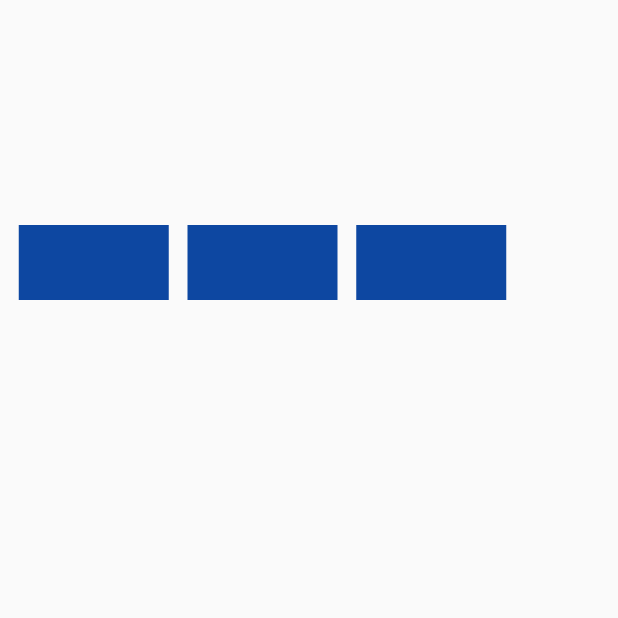
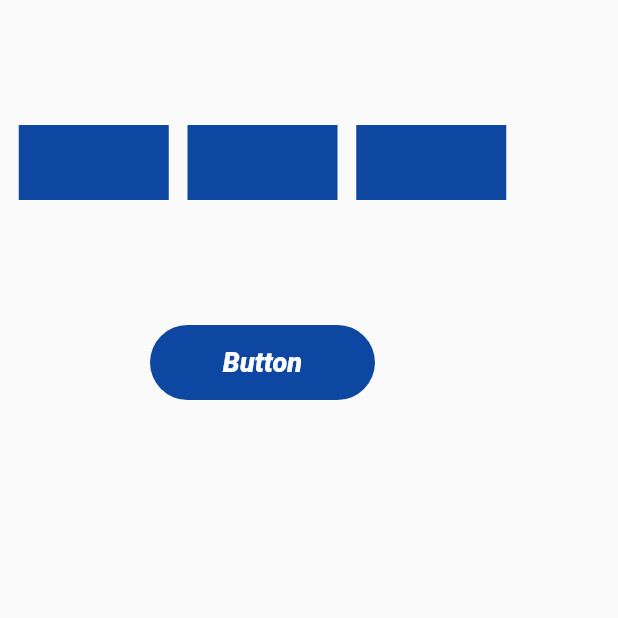
Before and after one commit to solutionflutter/AKCC_Sat_Mon_Wed_Batch_2_flutter_code, a Flutter app: the screen it shows after launch, on a phone screen of 412 x 824 dp, the top half of it. Run offline on Flutter 3.47's test engine with Material 2 defaults, Android fonts, the phone set to English and light mode, and no system bars.

Commit message:
second push

```diff
--- a/lib/trafficbutton.dart
+++ b/lib/trafficbutton.dart
@@ -9,6 +9,7 @@ class TrafficButton extends StatefulWidget {
 }
 
 class _TrafficButtonState extends State<TrafficButton> {
+  int change = 0;
   @override
   Widget build(BuildContext context) {
     return Scaffold(
@@ -25,24 +26,52 @@ class _TrafficButtonState extends State<TrafficButton> {
                   width: 100,
                   height: 50,
                   decoration: BoxDecoration(
-                    color: Colors.blue.shade900,
+                    color: change == 1
+                        ? Colors.red.shade900
+                        : Colors.blue.shade900,
                   ),
                 ),
                 Container(
                   width: 100,
                   height: 50,
                   decoration: BoxDecoration(
-                    color: Colors.blue.shade900,
+                    color: change == 2
+                        ? Colors.yellow.shade900
+                        : Colors.blue.shade900,
                   ),
                 ),
                 Container(
                   width: 100,
                   height: 50,
                   decoration: BoxDecoration(
-                    color: Colors.blue.shade900,
+                    color: change == 3
+                        ? Colors.green.shade900
+                        : Colors.blue.shade900,
                   ),
                 )
               ],
+            ),
+            Container(
+              height: 50,
+              width: 150,
+              decoration: BoxDecoration(
+                borderRadius: BorderRadius.circular(25),
+                color: Colors.blue.shade900,
+              ),
+              child: FlatButton(
+                onPressed: () {},
+                child: Center(
+                  child: Text(
+                    "Button",
+                    style: TextStyle(
+                      fontSize: 18,
+                      fontStyle: FontStyle.italic,
+                      fontWeight: FontWeight.w900,
+                      color: Colors.white,
+                    ),
+                  ),
+                ),
+              ),
             ),
           ],
         ),
```
Also changed, not shown: 3 other files.
